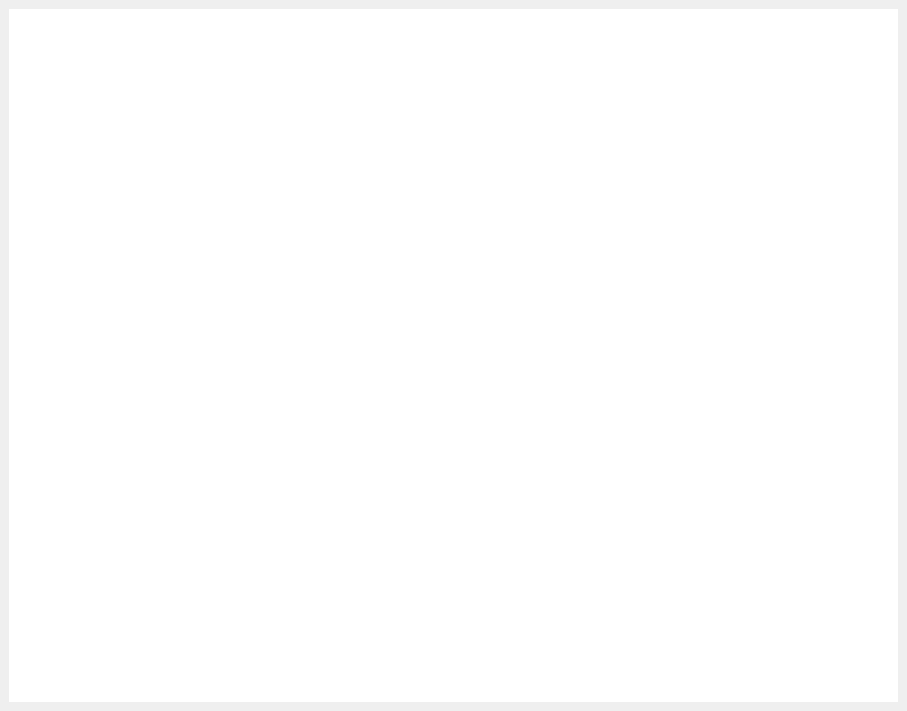
This is ArcanoidQT/mainwindowgame.ui in denissik-st/Arcanoid as Qt 5 draws it before an edit. The edited form follows.
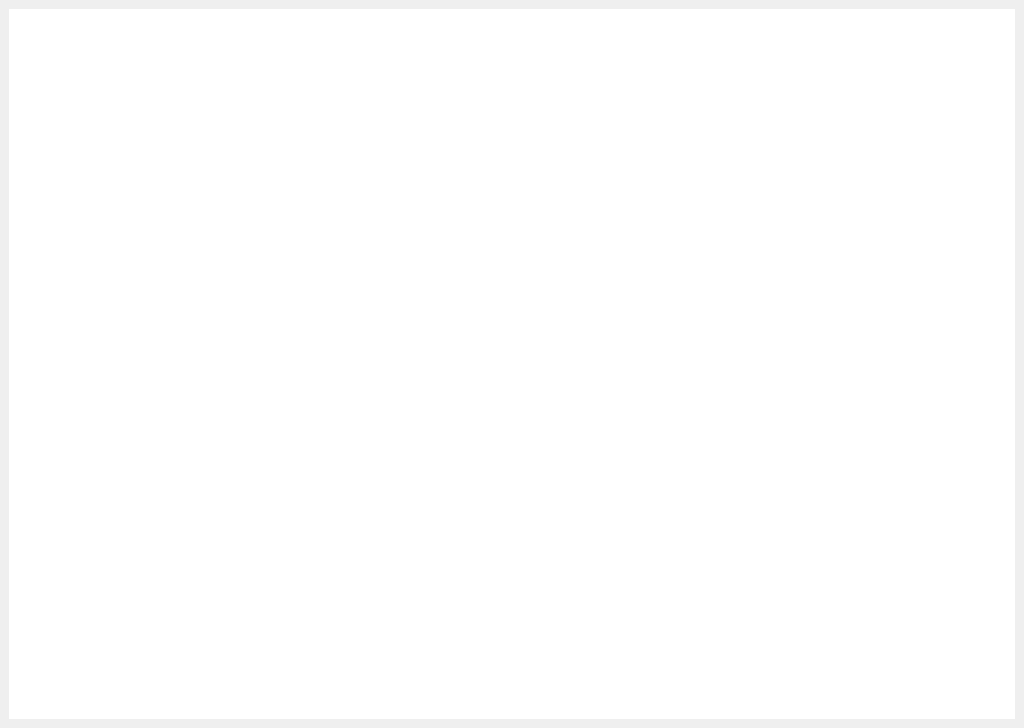
This is the edited form.

```diff
--- a/ArcanoidQT/mainwindowgame.ui
+++ b/ArcanoidQT/mainwindowgame.ui
@@ -6,8 +6,8 @@
    <rect>
     <x>0</x>
     <y>0</y>
-    <width>907</width>
-    <height>711</height>
+    <width>1024</width>
+    <height>728</height>
    </rect>
   </property>
   <property name="font">
```
